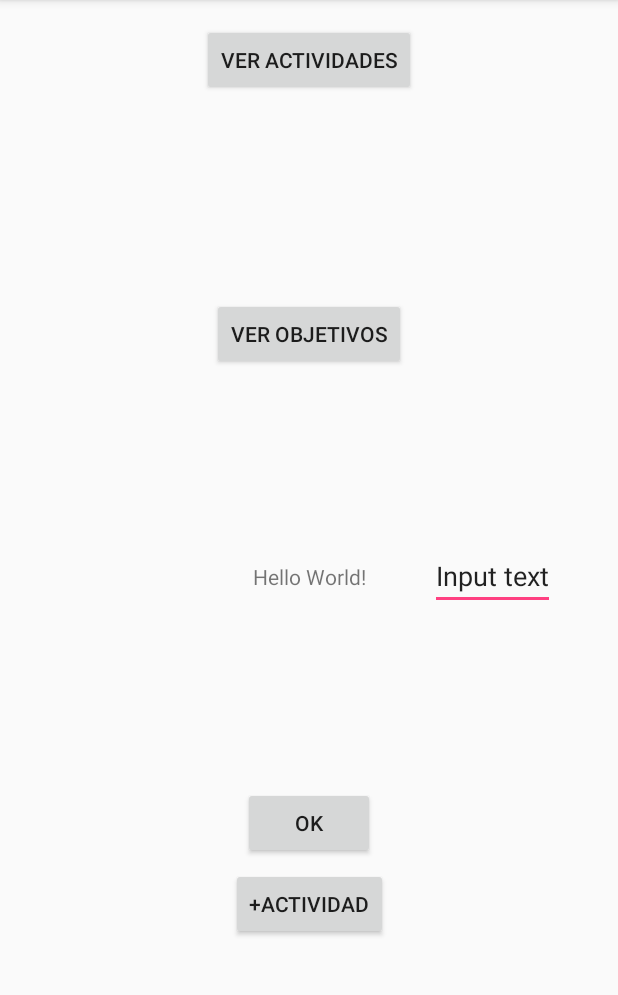
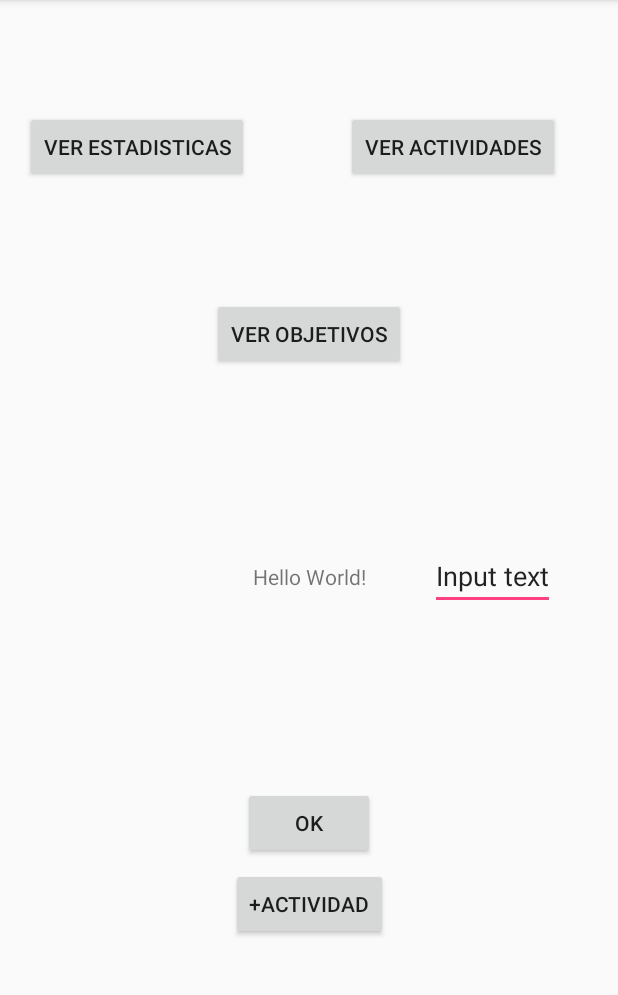
Before and after one commit to hugo-chavar/TDP1_pruebas, an Android app: the screen it shows after launch (MainActivity), on a phone screen of 412 x 824 dp, the part 84-1079 px from its top. Run offline under Robolectric (Android 15) with nearby library versions, the phone set to English and light mode, and no system bars.

```diff
--- a/app/src/main/AndroidManifest.xml
+++ b/app/src/main/AndroidManifest.xml
@@ -19,7 +19,8 @@
         <activity android:name=".DisplayMessageActivity" />
         <activity android:name=".AgregarActividadActivity" />
         <activity android:name=".VerObjetivosActivity" />
-        <activity android:name=".VerActividadesActivity"></activity>
+        <activity android:name=".VerActividadesActivity" />
+        <activity android:name=".GraficoEjemploActivity"></activity>
     </application>
 
 </manifest>
--- a/app/src/main/java/com/example/nfc/tdp1_app_prueba/MainActivity.java
+++ b/app/src/main/java/com/example/nfc/tdp1_app_prueba/MainActivity.java
@@ -47,4 +47,9 @@ public class MainActivity extends AppCompatActivity {
         startActivity(intent);
     }
 
+    public void irAVerEstadisticas(View view) {
+        Intent intent = new Intent(this, GraficoEjemploActivity.class);
+        startActivity(intent);
+    }
+
 }
--- a/app/src/main/res/layout/activity_main.xml
+++ b/app/src/main/res/layout/activity_main.xml
@@ -76,16 +76,31 @@
         app:layout_constraintRight_toRightOf="parent" />
 
     <Button
-        android:id="@+id/ver_actividades_button"
+        android:id="@+id/ver_estadisticas_button"
         android:layout_width="wrap_content"
         android:layout_height="wrap_content"
         android:text="Ver Actividades"
         android:onClick="irAVerActividades"
         app:layout_constraintTop_toTopOf="parent"
-        android:layout_marginTop="16dp"
+        android:layout_marginTop="74dp"
         android:layout_marginLeft="8dp"
         app:layout_constraintLeft_toLeftOf="parent"
         android:layout_marginRight="8dp"
-        app:layout_constraintRight_toRightOf="parent" />
+        app:layout_constraintRight_toRightOf="parent"
+        app:layout_constraintHorizontal_bias="0.88" />
+
+    <Button
+        android:id="@+id/ver_actividades_button"
+        android:layout_width="wrap_content"
+        android:layout_height="wrap_content"
+        android:text="Ver Estadisticas"
+        android:onClick="irAVerEstadisticas"
+        app:layout_constraintTop_toTopOf="parent"
+        android:layout_marginTop="74dp"
+        android:layout_marginLeft="8dp"
+        app:layout_constraintLeft_toLeftOf="parent"
+        android:layout_marginRight="8dp"
+        app:layout_constraintRight_toRightOf="parent"
+        app:layout_constraintHorizontal_bias="0.036" />
 
 </android.support.constraint.ConstraintLayout>
```
Also changed, not shown: app/src/main/java/com/example/nfc/tdp1_app_prueba/GraficoEjemploActivity.java (added, +45 -0 lines), app/src/main/res/layout/activity_grafico_ejemplo.xml (added, +24 -0 lines).
